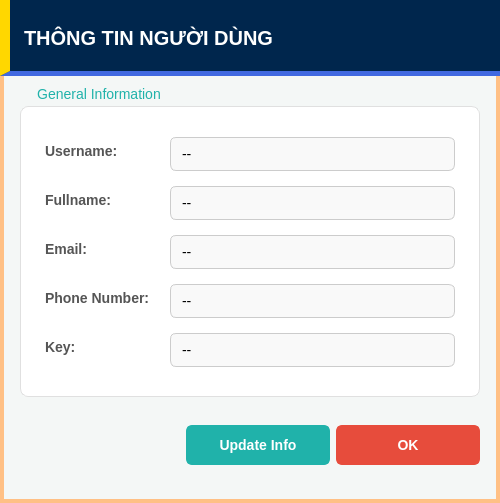
DamPhuQuy/Scientific-Article-Management, file src/components/dialogs/user/userdetailsdialog.ui: the form before one commit.
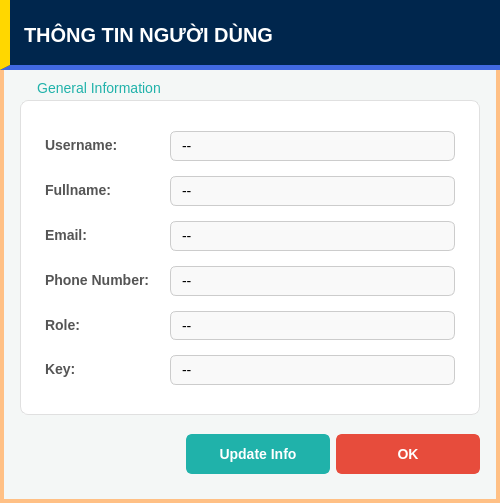
The form after the commit. Icons and pictures are not drawn.

Commit message: feat: add user role management and update user details dialog

The edit to the form file:
```diff
--- a/src/components/dialogs/user/userdetailsdialog.ui
+++ b/src/components/dialogs/user/userdetailsdialog.ui
@@ -57,12 +57,12 @@
     color: #333333;
 }
 /* Nhãn tiêu đề field (Username, Email...) */
-QLabel#lblUsername, QLabel#lblFullName, QLabel#lblEmail, QLabel#lblPhoneNumer, QLabel#label {
+QLabel#lblUsername, QLabel#lblFullName, QLabel#lblEmail, QLabel#lblPhoneNumer, QLabel#lblRole, QLabel#label {
     color: #555555;
     font-weight: bold;
 }
 /* Giá trị chi tiết */
-QLabel#labelDetailUsername, QLabel#labelDetailFullname, QLabel#labelDetailEmail, QLabel#labelDetailPhoneNumber, QLabel#labelDetailKey {
+QLabel#labelDetailUsername, QLabel#labelDetailFullname, QLabel#labelDetailEmail, QLabel#labelDetailPhoneNumber, QLabel#labelDetailRole, QLabel#labelDetailKey {
     color: #000000;
     background-color: #f9f9f9;
     border: 1px solid #cccccc;
@@ -230,13 +230,27 @@
           </widget>
          </item>
          <item row="4" column="0">
+          <widget class="QLabel" name="lblRole">
+           <property name="text">
+            <string>Role:</string>
+           </property>
+          </widget>
+         </item>
+         <item row="4" column="1">
+          <widget class="QLabel" name="labelDetailRole">
+           <property name="text">
+            <string>--</string>
+           </property>
+          </widget>
+         </item>
+         <item row="5" column="0">
           <widget class="QLabel" name="label">
            <property name="text">
             <string>Key:</string>
            </property>
           </widget>
          </item>
-         <item row="4" column="1">
+         <item row="5" column="1">
           <widget class="QLabel" name="labelDetailKey">
            <property name="text">
             <string>--</string>
```
The commit also changes 10 other files.
